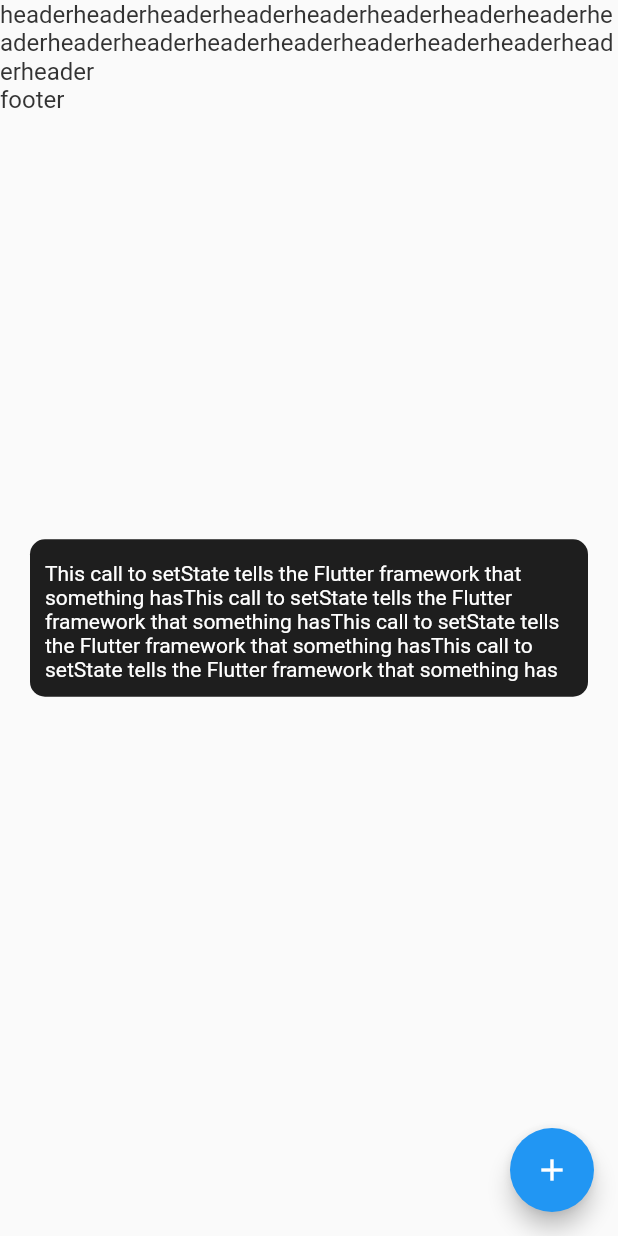
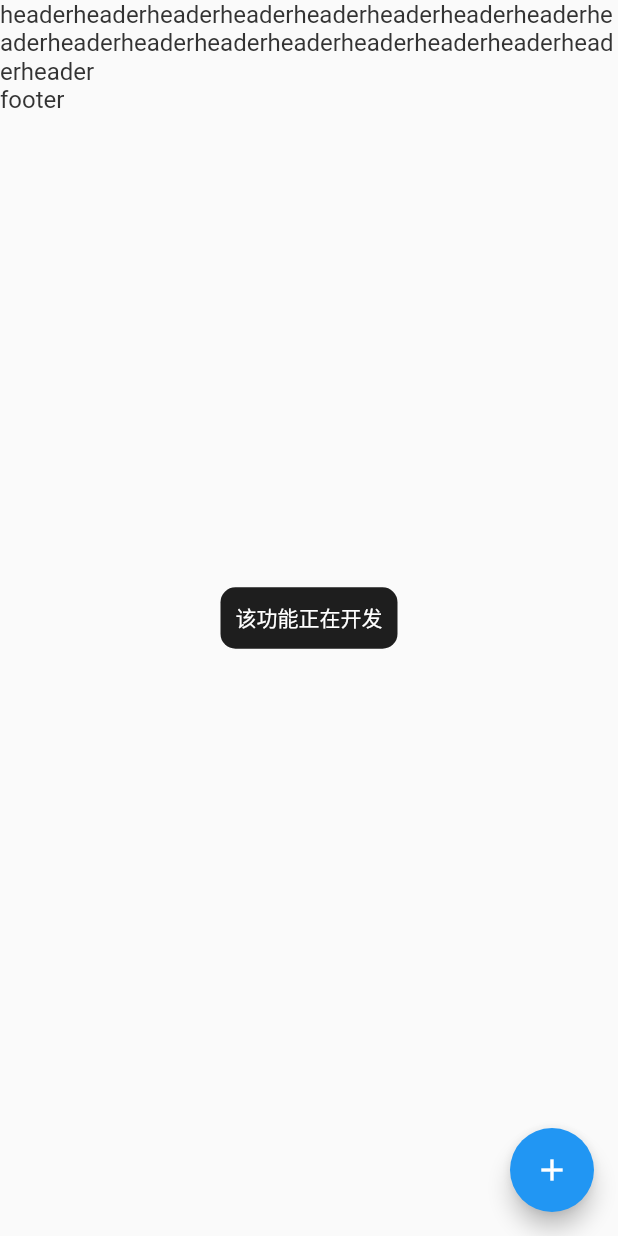
Before and after one commit to RogueYBJ/flutter_uikit, a Flutter app: the screen it shows after launch, after a tap on the "add" icon, on a phone screen of 412 x 824 dp. Run offline on Flutter 3.47's test engine with Material 2 defaults, Android fonts, the phone set to English and light mode, and no system bars; our stand-ins replace cached_network_image; missing offline and left inert: flutter_refresh; statements that could not run were skipped.

Commit message:
修改布局

```diff
--- a/example/lib/main.dart
+++ b/example/lib/main.dart
@@ -53,7 +53,8 @@ class _MyHomePageState extends State<MyHomePage> {
     OverlayCreate.context = context;
     // UIOverlay.prompt("111");
     // UIOverlay.show("加载中");
-    UIOverlay.toast("This call to setState tells the Flutter framework that something hasThis call to setState tells the Flutter framework that something hasThis call to setState tells the Flutter framework that something hasThis call to setState tells the Flutter framework that something has");
+    UIOverlay.toast("该功能正在开发");
+    // UIOverlay.toast("This call to setState tells the Flutter framework that something hasThis call to setState tells the Flutter framework that something hasThis call to setState tells the Flutter framework that something hasThis call to setState tells the Flutter framework that something has");
     setState(() {
       // This call to setState tells the Flutter framework that something has
       // changed in this State, which causes it to rerun the build method below
--- a/lib/ui_overlay.dart
+++ b/lib/ui_overlay.dart
@@ -89,7 +89,9 @@ class UIOverlay {
             decoration: BoxDecoration(
                 color: Color(OverlayStatus.toast == _overlayStatus ? 0xEE0000000 :  0xFFFFFFFF),
                 borderRadius: BorderRadius.circular(10)),
-            child: new Column(
+            child: OverlayStatus.toast == _overlayStatus ? Text(_msg,style: TextStyle(
+              color: Color(OverlayStatus.toast == _overlayStatus ? 0xFFFFFFFF :  0xFF000000),
+            ),) : new Column(
               children: <Widget>[
                 _getCenterStatus(_overlayStatus),
                 new Padding(
```
Also changed, not shown: 1 other file.
